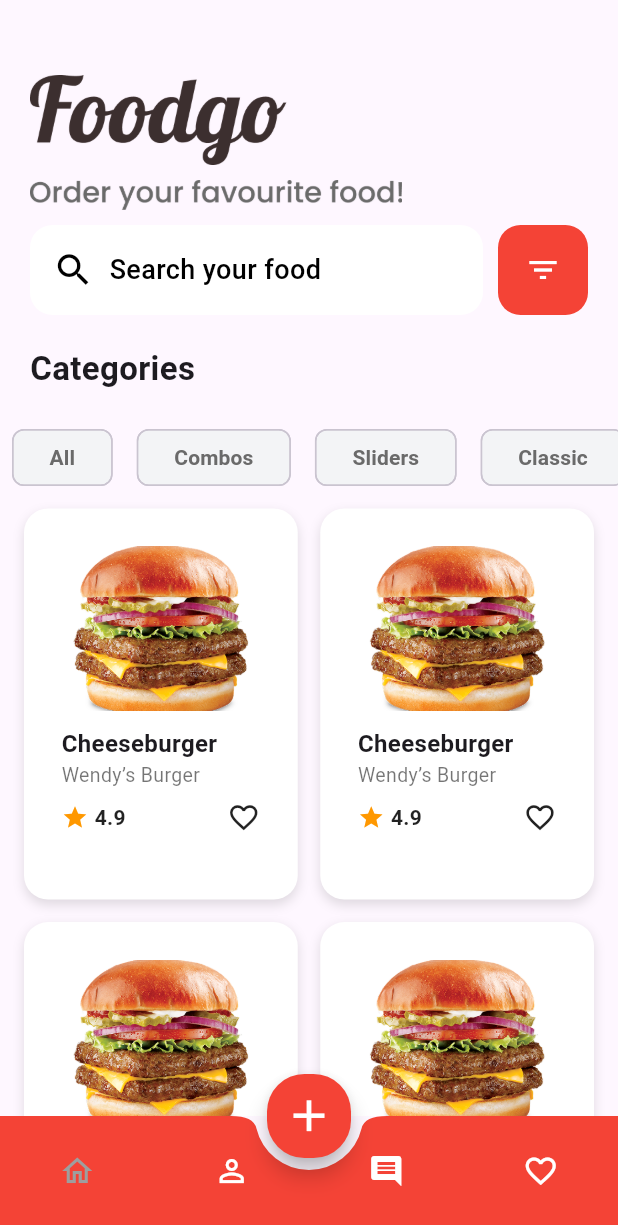
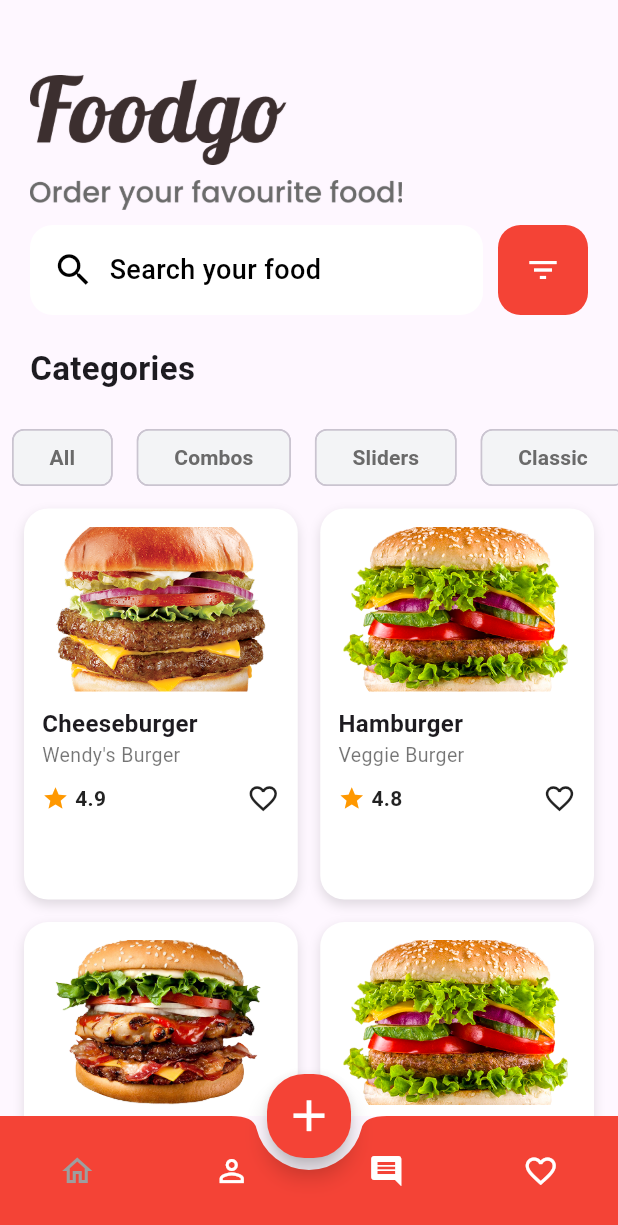
Before and after one commit to ManarRabi3/FoodGo, a Flutter app: the screen it shows after launch, on a phone screen of 412 x 824 dp. Shown: the top 1225 px of the screen. Run offline on Flutter 3.47's test engine with Material 3 defaults, Android fonts, the phone set to English and light mode, and no system bars.

Commit message:
product_card.dart

```diff
--- /dev/null
+++ b/lib/models/Product_model.dart
@@ -0,0 +1,107 @@
+class Product {
+   String name;
+   String description;
+  String image;
+   double price;
+   double rating;
+
+  Product({
+    required this.name,
+    required this.description,
+    required this.image,
+    required this.price,
+    required this.rating,
+  });
+}
+
+
+List<Product> products = [
+  Product(
+    name: "Cheeseburger",
+    description: "Wendy's Burger",
+    image: "assets/images/items/image6.png",
+    price: 12.50,
+    rating: 4.9,
+  ),
+  Product(
+    name: "Hamburger",
+    description: "Veggie Burger",
+    image: "assets/images/items/image5.png",
+    price: 15.00,
+    rating: 4.8,
+  ),
+  Product(
+    name: "Hamburger",
+    description: "Chicken Burger",
+    image: "assets/images/items/image4.png",
+    price: 10.00,
+    rating: 4.7,
+  ),
+
+  Product(
+    name: "Hamburger",
+    description: "  Fried Chicken Burger",
+    image: "assets/images/items/image5.png",
+    price: 15.00,
+    rating: 4.8,
+  ),
+  Product(
+    name: "Cheeseburger",
+    description: "Wendy's Burger",
+    image: "assets/images/items/image6.png",
+    price: 12.50,
+    rating: 4.9,
+  ),
+  Product(
+    name: "Hamburger",
+    description: "Veggie Burger",
+    image: "assets/images/items/image5.png",
+    price: 15.00,
+    rating: 4.8,
+  ),
+  Product(
+    name: "Hamburger",
+    description: "Chicken Burger",
+    image: "assets/images/items/image4.png",
+    price: 10.00,
+    rating: 4.7,
+  ),
+
+  Product(
+    name: "Hamburger",
+    description: "  Fried Chicken Burger",
+    image: "assets/images/items/image5.png",
+    price: 15.00,
+    rating: 4.8,
+  ),
+  Product(
+    name: "Cheeseburger",
+    description: "Wendy's Burger",
+    image: "assets/images/items/image6.png",
+    price: 12.50,
+    rating: 4.9,
+  ),
+  Product(
+    name: "Hamburger",
+    description: "Veggie Burger",
+    image: "assets/images/items/image5.png",
+    price: 15.00,
+    rating: 4.8,
+  ),
+  Product(
+    name: "Hamburger",
+    description: "Chicken Burger",
+    image: "assets/images/items/image4.png",
+    price: 10.00,
+    rating: 4.7,
+  ),
+
+  Product(
+    name: "Hamburger",
+    description: "  Fried Chicken Burger",
+    image: "assets/images/items/image5.png",
+    price: 15.00,
+    rating: 4.8,
+  ),
+
+];
--- a/lib/tabs/home.dart
+++ b/lib/tabs/home.dart
@@ -1,4 +1,5 @@
 import 'package:flutter/material.dart';
+import 'package:foodgo/models/Product_model.dart';
 //import 'package:flutter/rendering.dart';
 import 'package:foodgo/widgets/categories_tabs.dart';
 import 'package:foodgo/widgets/home_title_section.dart';
@@ -30,9 +31,11 @@ class HomeTab extends StatelessWidget {
               mainAxisSpacing: 15,
               childAspectRatio: 0.70,
             ),
-            itemCount: 10,
+            itemCount: products.length,
             itemBuilder: (context, index) {
-              return ProductCard();
+              return ProductCard(
+                product: products[index],
+              );
             },
           ),
         )
--- a/lib/widgets/product_card.dart
+++ b/lib/widgets/product_card.dart
@@ -1,12 +1,18 @@
 import 'package:flutter/material.dart';
+import 'package:foodgo/models/Product_model.dart';
 
 class ProductCard extends StatelessWidget {
-  const ProductCard({super.key});
+  final Product product;
+
+  const ProductCard({
+    super.key,
+    required this.product,
+  });
 
   @override
   Widget build(BuildContext context) {
     return Container(
-      padding: EdgeInsets.all(25),
+      padding: EdgeInsets.all(12),
       decoration: BoxDecoration(
         color: Colors.white,
         borderRadius: BorderRadius.circular(16),
@@ -22,11 +28,10 @@ class ProductCard extends StatelessWidget {
         crossAxisAlignment: CrossAxisAlignment.start,
         children: [
 
-
           ClipRRect(
             borderRadius: BorderRadius.circular(16),
             child: Image.asset(
-              "assets/images/items/image6.png",
+              product.image,
               height: 110,
               width: double.infinity,
               fit: BoxFit.cover,
@@ -36,7 +41,7 @@ class ProductCard extends StatelessWidget {
           SizedBox(height: 10),
 
           Text(
-            "Cheeseburger",
+            product.name,
             style: TextStyle(
               fontWeight: FontWeight.bold,
               fontSize: 16,
@@ -44,7 +49,7 @@ class ProductCard extends StatelessWidget {
           ),
 
           Text(
-            "Wendy’s Burger",
+            product.description,
             style: TextStyle(
               fontSize: 13,
               color: Colors.black54,
@@ -56,14 +61,12 @@ class ProductCard extends StatelessWidget {
           Row(
             mainAxisAlignment: MainAxisAlignment.spaceBetween,
             children: [
-
-              // ⭐ + الرقم
               Row(
                 children: [
                   Icon(Icons.star, color: Colors.orange, size: 18),
                   SizedBox(width: 4),
                   Text(
-                    "4.9",
+                    product.rating.toString(),
                     style: TextStyle(
                       fontSize: 14,
                       fontWeight: FontWeight.w600,
@@ -72,6 +75,7 @@ class ProductCard extends StatelessWidget {
                   ),
                 ],
               ),
+
               Icon(
                 Icons.favorite_border,
                 size: 22,
```
